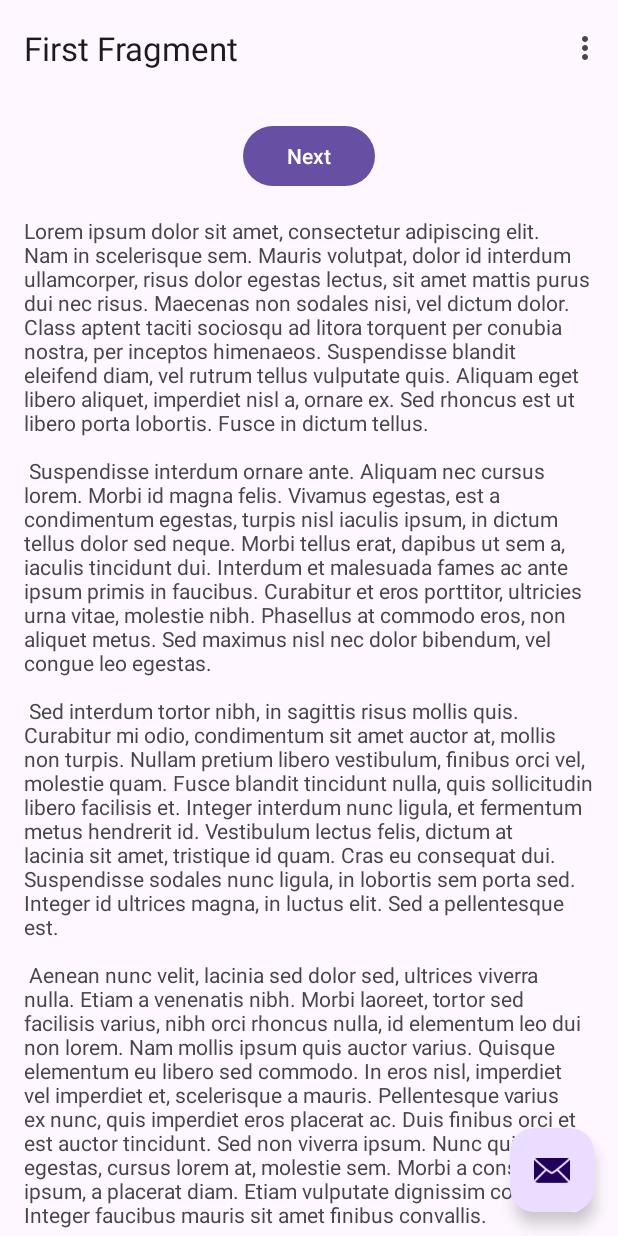
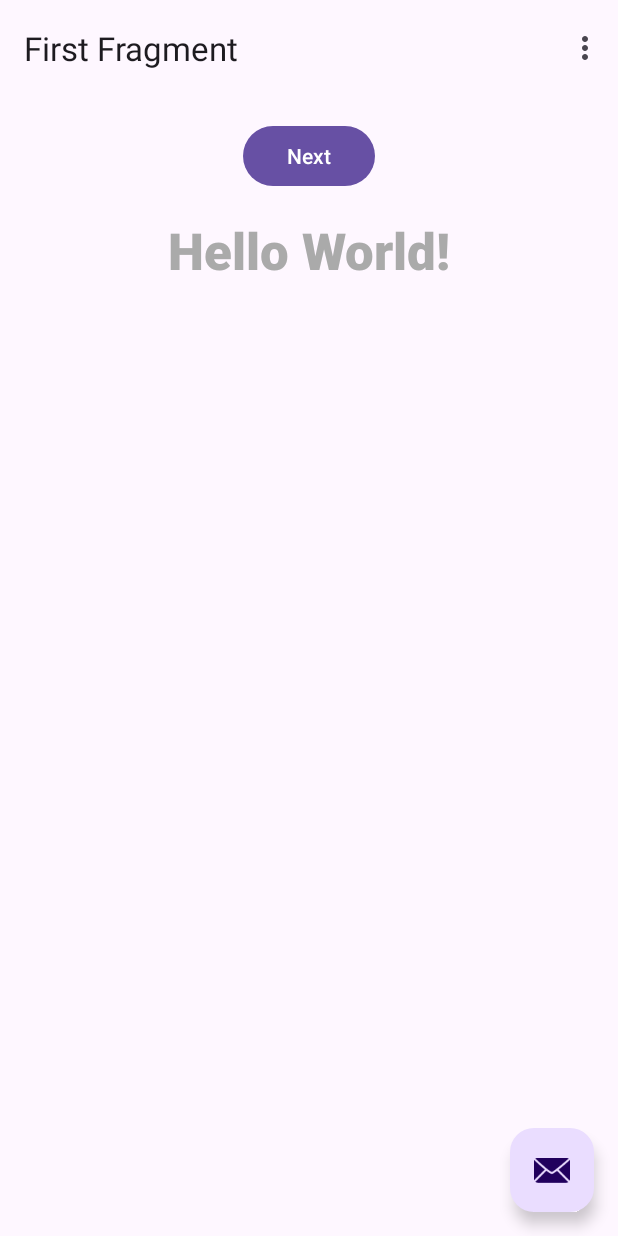
Before and after one commit to KHenkel95/My-First-App, an Android app: the screen it shows after launch (MainActivity), on a phone screen of 412 x 824 dp. Run offline under Robolectric (Android 15) with nearby library versions, the phone set to English and light mode, and no system bars; our stand-ins replace navigation-ui.

Commit message:
fix: Changed text in strings.xml for fragment_first.xml and changed fontFamily, typeface, textsize,and textColor under textAppearance in fragment_first.xml

```diff
--- a/app/src/main/res/layout/fragment_first.xml
+++ b/app/src/main/res/layout/fragment_first.xml
@@ -26,7 +26,11 @@
             android:layout_width="wrap_content"
             android:layout_height="wrap_content"
             android:layout_marginTop="16dp"
+            android:fontFamily="sans-serif-black"
             android:text="@string/lorem_ipsum"
+            android:textColor="@android:color/darker_gray"
+            android:textSize="34sp"
+            android:typeface="normal"
             app:layout_constraintBottom_toBottomOf="parent"
             app:layout_constraintEnd_toEndOf="parent"
             app:layout_constraintStart_toStartOf="parent"
--- a/app/src/main/res/values/strings.xml
+++ b/app/src/main/res/values/strings.xml
@@ -8,39 +8,6 @@
     <string name="previous">Previous</string>
 
     <string name="lorem_ipsum">
-        Lorem ipsum dolor sit amet, consectetur adipiscing elit. Nam in scelerisque sem. Mauris
-        volutpat, dolor id interdum ullamcorper, risus dolor egestas lectus, sit amet mattis purus
-        dui nec risus. Maecenas non sodales nisi, vel dictum dolor. Class aptent taciti sociosqu ad
-        litora torquent per conubia nostra, per inceptos himenaeos. Suspendisse blandit eleifend
-        diam, vel rutrum tellus vulputate quis. Aliquam eget libero aliquet, imperdiet nisl a,
-        ornare ex. Sed rhoncus est ut libero porta lobortis. Fusce in dictum tellus.\n\n
-        Suspendisse interdum ornare ante. Aliquam nec cursus lorem. Morbi id magna felis. Vivamus
-        egestas, est a condimentum egestas, turpis nisl iaculis ipsum, in dictum tellus dolor sed
-        neque. Morbi tellus erat, dapibus ut sem a, iaculis tincidunt dui. Interdum et malesuada
-        fames ac ante ipsum primis in faucibus. Curabitur et eros porttitor, ultricies urna vitae,
-        molestie nibh. Phasellus at commodo eros, non aliquet metus. Sed maximus nisl nec dolor
-        bibendum, vel congue leo egestas.\n\n
-        Sed interdum tortor nibh, in sagittis risus mollis quis. Curabitur mi odio, condimentum sit
-        amet auctor at, mollis non turpis. Nullam pretium libero vestibulum, finibus orci vel,
-        molestie quam. Fusce blandit tincidunt nulla, quis sollicitudin libero facilisis et. Integer
-        interdum nunc ligula, et fermentum metus hendrerit id. Vestibulum lectus felis, dictum at
-        lacinia sit amet, tristique id quam. Cras eu consequat dui. Suspendisse sodales nunc ligula,
-        in lobortis sem porta sed. Integer id ultrices magna, in luctus elit. Sed a pellentesque
-        est.\n\n
-        Aenean nunc velit, lacinia sed dolor sed, ultrices viverra nulla. Etiam a venenatis nibh.
-        Morbi laoreet, tortor sed facilisis varius, nibh orci rhoncus nulla, id elementum leo dui
-        non lorem. Nam mollis ipsum quis auctor varius. Quisque elementum eu libero sed commodo. In
-        eros nisl, imperdiet vel imperdiet et, scelerisque a mauris. Pellentesque varius ex nunc,
-        quis imperdiet eros placerat ac. Duis finibus orci et est auctor tincidunt. Sed non viverra
-        ipsum. Nunc quis augue egestas, cursus lorem at, molestie sem. Morbi a consectetur ipsum, a
-        placerat diam. Etiam vulputate dignissim convallis. Integer faucibus mauris sit amet finibus
-        convallis.\n\n
-        Phasellus in aliquet mi. Pellentesque habitant morbi tristique senectus et netus et
-        malesuada fames ac turpis egestas. In volutpat arcu ut felis sagittis, in finibus massa
-        gravida. Pellentesque id tellus orci. Integer dictum, lorem sed efficitur ullamcorper,
-        libero justo consectetur ipsum, in mollis nisl ex sed nisl. Donec maximus ullamcorper
-        sodales. Praesent bibendum rhoncus tellus nec feugiat. In a ornare nulla. Donec rhoncus
-        libero vel nunc consequat, quis tincidunt nisl eleifend. Cras bibendum enim a justo luctus
-        vestibulum. Fusce dictum libero quis erat maximus, vitae volutpat diam dignissim.
+        Hello World!
     </string>
 </resources>
```
